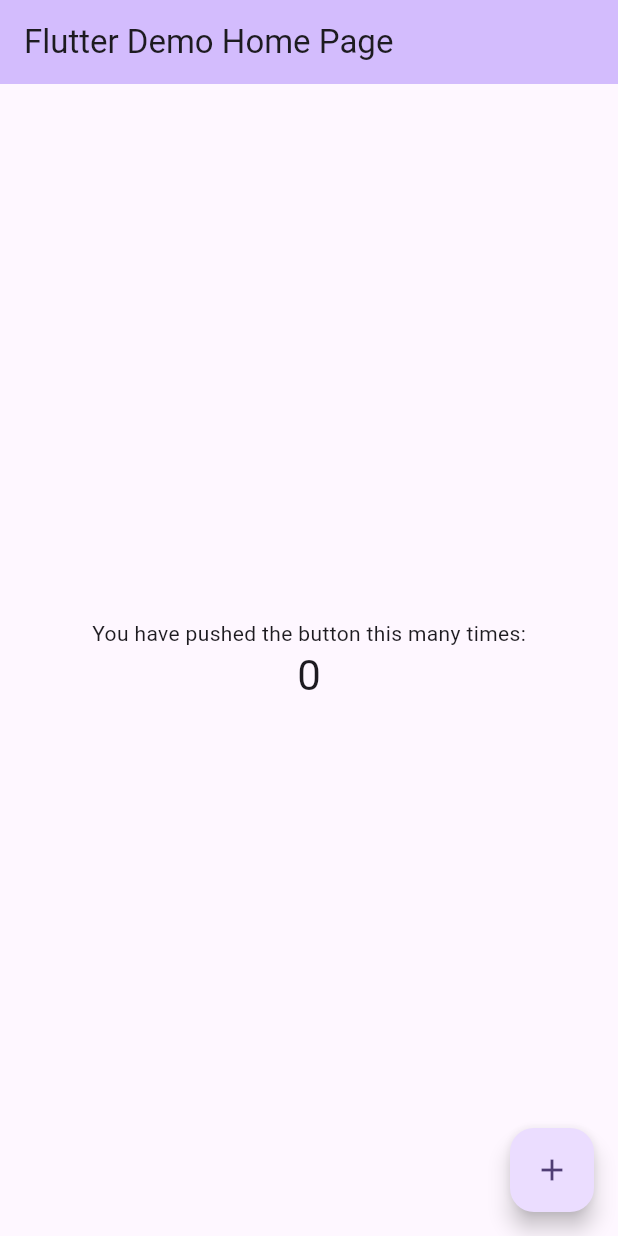
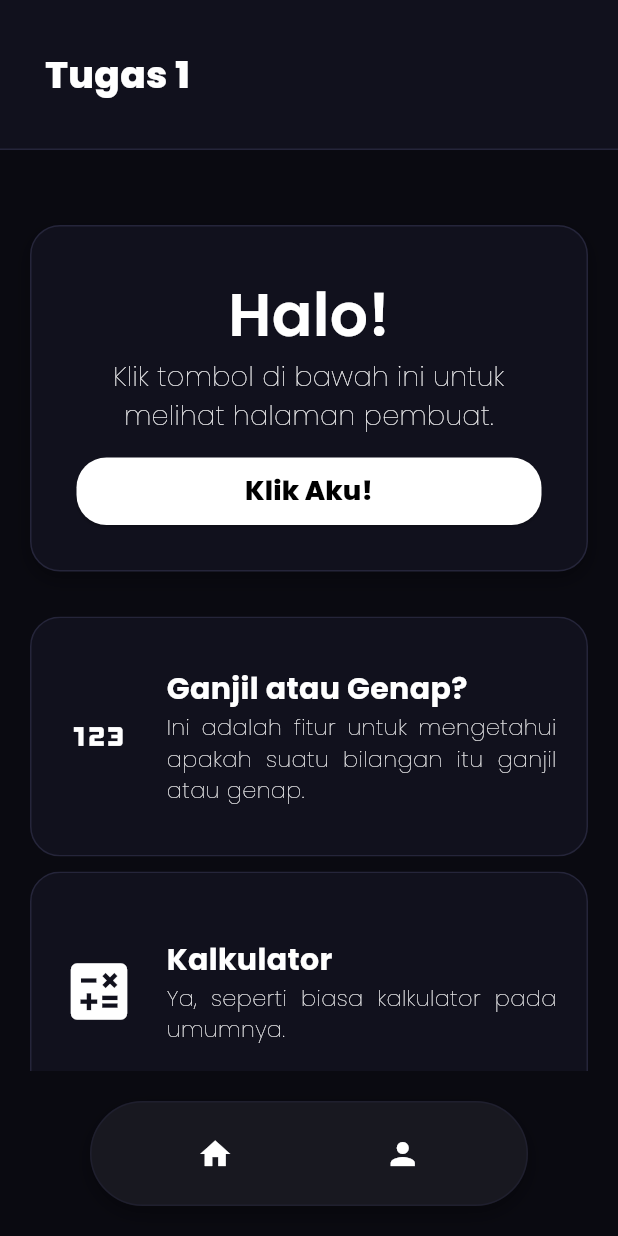
Before and after one commit to Kuwaann/MyFinance, a Flutter app: the screen it shows after launch, on a phone screen of 412 x 824 dp. Run offline on Flutter 3.47's test engine with Material 3 defaults, Android fonts, the phone set to English and light mode, and no system bars; our stand-ins replace google_fonts.

Commit message:
Homepage & Tambah Package

```diff
--- /dev/null
+++ b/lib/homepage.dart
@@ -0,0 +1,277 @@
+import 'package:flutter/material.dart';
+
+class PageHomepage extends StatelessWidget {
+  const PageHomepage({super.key});
+  @override
+  Widget build(BuildContext context) {
+    return Scaffold(
+      backgroundColor: Color.fromARGB(255, 10, 10, 17),
+      extendBody: true,
+      body: SafeArea(
+        child: SingleChildScrollView(
+          child: Column(
+            children: [
+              Container(
+                decoration: BoxDecoration(
+                  border: Border(
+                    bottom: BorderSide(color: Color.fromARGB(255, 37, 37, 58)),
+                  ),
+                  color: Color.fromARGB(255, 17, 17, 29),
+                ),
+                height: 100,
+                padding: EdgeInsets.symmetric(horizontal: 30),
+                child: Row(
+                  children: [
+                    Text(
+                      "Tugas 1",
+                      style: TextStyle(
+                        color: Color.fromARGB(255, 255, 255, 255),
+                        fontWeight: FontWeight.w800,
+                        fontSize: 25,
+                      ),
+                    ),
+                  ],
+                ),
+              ),
+              // Container(
+              //   decoration: BoxDecoration(
+              //     border: Border(
+              //       bottom: BorderSide(color: Color.fromARGB(255, 37, 37, 58)),
+              //     ),
+              //     color: Color.fromARGB(255, 24, 24, 32),
+              //   ),
+              //   height: 50,
+              //   padding: EdgeInsets.symmetric(horizontal: 30),
+              //   child: Row(
+              //     mainAxisAlignment: MainAxisAlignment.spaceAround,
+              //     crossAxisAlignment: CrossAxisAlignment.center,
+              //     children: [
+              //     ],
+              //   ),
+              // ),
+
+              Padding( // Container
+                padding: const EdgeInsets.symmetric(horizontal: 20),
+                child: Container(
+                  decoration: BoxDecoration(
+                    color: Color.fromARGB(255, 17, 17, 29),
+                    boxShadow: [
+                      BoxShadow(
+                        color: Colors.black.withOpacity(0.3),
+                        blurRadius: 10,
+                        offset: Offset(0, 5),
+                      ),
+                    ],
+                    border: Border.all(color: Color.fromARGB(255, 37, 37, 58)),
+                    borderRadius: BorderRadius.circular(20),
+                  ),
+                  margin: EdgeInsets.fromLTRB(0, 50, 0, 0),
+                  padding: EdgeInsets.symmetric(horizontal: 30, vertical: 30),
+                  child: Column(
+                    mainAxisAlignment: MainAxisAlignment.center,
+                    crossAxisAlignment: CrossAxisAlignment.center, // ubah ke start
+                    children: [
+                      Text(
+                        "Halo!",
+                        style: TextStyle(
+                          color: Colors.white,
+                          fontSize: 40,
+                          fontWeight: FontWeight.w600,
+                        ),
+                      ),
+                      Text(
+                        "Klik tombol di bawah ini untuk melihat halaman pembuat.",
+                        textAlign: TextAlign.center,
+                        style: TextStyle(
+                          color: Colors.white,
+                          fontSize: 18,
+                          fontWeight: FontWeight.w100,
+                        ),
+                      ),
+                      SizedBox(height:15),
+                      Container(
+                        width: double.infinity,
+                        height: 45,
+                        child: ElevatedButton(
+                          onPressed: (){},
+                          style: ElevatedButton.styleFrom(
+                            backgroundColor: Color.fromARGB(255, 255, 255, 255),
+                            shape: RoundedRectangleBorder(
+                              borderRadius: BorderRadius.circular(20), // rounded
+                            ),
+                          ),
+                          child: Text(
+                            "Klik Aku!",
+                            style: TextStyle(
+                              color: const Color.fromARGB(255, 0, 0, 0),
+                              fontSize: 18,
+                              fontWeight: FontWeight.w800,
+                            ),
+                          ),
+                        ),
+                      ),
+                    ]
+                  )
+                ),
+              ),
+
+              SizedBox(height: 30),
+
+              Padding(
+                padding: const EdgeInsets.symmetric(horizontal: 20),
+                child: ConstrainedBox(
+                  constraints: BoxConstraints(maxHeight: 160),
+                  child: Material(
+                    color: Colors.transparent,
+                    child: Ink(
+                      decoration: BoxDecoration(
+                            color: Color.fromARGB(255, 17, 17, 29),
+                            border: Border.all(color:Color.fromARGB(255, 37, 37, 58)),
+                            borderRadius: BorderRadius.all(Radius.circular(20)),
+                      ),
+                      child: InkWell(
+                        borderRadius: BorderRadius.all(Radius.circular(20)),
+                        onTap: (){},
+                        child: Padding(
+                          padding: EdgeInsets.all(20),
+                          child: Row(
+                            mainAxisAlignment: MainAxisAlignment.center,
+                            crossAxisAlignment: CrossAxisAlignment.center,
+                            children: [
+                              Column(
+                                mainAxisAlignment: MainAxisAlignment.center,
+                                crossAxisAlignment: CrossAxisAlignment.center,
+                                children: [
+                                  Icon( Icons.onetwothree, color: Colors.white, size: 50), // Icon
+                                ]
+                              ),
+                              SizedBox(width: 20),
+                              Expanded(
+                                child: Column(
+                                  mainAxisAlignment: MainAxisAlignment.center,
+                                  crossAxisAlignment: CrossAxisAlignment.start,
+                                  children: [
+                                    Text(
+                                      "Ganjil atau Genap?",
+                                      style: TextStyle(
+                                        color: Colors.white,
+                                        fontSize: 20,
+                                        fontWeight: FontWeight.w700
+                                      )),
+                                    Text(
+                                      "Ini adalah fitur untuk mengetahui apakah suatu bilangan itu ganjil atau genap.",
+                                      style: TextStyle(
+                                        color: Colors.white,
+                                        fontSize: 15,
+                                        fontWeight: FontWeight.w100
+                                      ),
+                                      textAlign: TextAlign.justify,
+                                    ),
+                                  ],
+                                ),
+                              ),
+                            ],
+                          ),
+                        ),
+                      ),
+                    ),
+                  ),
+                ),
+              ),
+
+              SizedBox(height: 10),
+
+              Padding(
+                padding: const EdgeInsets.symmetric(horizontal: 20),
+                child: ConstrainedBox(
+                  constraints: BoxConstraints(maxHeight: 160),
+                  child: Material(
+                    color: Colors.transparent, // biar ripple bisa muncul
+                    child: Ink(
+                      decoration: BoxDecoration(
+                        color: Color.fromARGB(255, 17, 17, 29), // background kotak
+                        borderRadius: BorderRadius.circular(20),
+                        border: Border.all(color: Color.fromARGB(255, 37, 37, 58)), // border kotak
+                      ),
+                      child: InkWell(
+                        borderRadius: BorderRadius.circular(20),
+                        onTap: () {},
+                        child: Padding(
+                          padding: EdgeInsets.all(20),
+                          child: Row(
+                            mainAxisAlignment: MainAxisAlignment.center,
+                            crossAxisAlignment: CrossAxisAlignment.center,
+                            children: [
+                              Icon(Icons.calculate, color: Colors.white, size: 50),
+                              SizedBox(width: 20),
+                              Expanded(
+                                child: Column(
+                                  mainAxisAlignment: MainAxisAlignment.center,
+                                  crossAxisAlignment: CrossAxisAlignment.start,
+                                  children: [
+                                    Text(
+                                      "Kalkulator",
+                                      style: TextStyle(
+                                          color: Colors.white,
+                                          fontSize: 20,
+                                          fontWeight: FontWeight.w700),
+                                    ),
+                                    Text(
+                                      "Ya, seperti biasa kalkulator pada umumnya.",
+                                      style: TextStyle(
+                                          color: Colors.white,
+                                          fontSize: 15,
+                                          fontWeight: FontWeight.w100),
+                                      textAlign: TextAlign.justify,
+                                    ),
+                                  ],
+                                ),
+                              ),
+                            ],
+                          ),
+                        ),
+                      ),
+                    ),
+                  ),
+                ),
+              ),
+
+            ],
+          ),
+        ),
+      ),
+
+      bottomNavigationBar: Padding( // Navbar
+        padding: const EdgeInsets.symmetric(horizontal: 60, vertical: 20), // biar ada jarak dari tepi
+        child: Container(
+          padding: EdgeInsets.symmetric(horizontal: 20, vertical: 10),
+          decoration: BoxDecoration(
+            color: Color.fromARGB(255, 24, 24, 32),
+            borderRadius: BorderRadius.circular(50), // rounded
+            border: Border.all(color: const Color.fromARGB(137, 37, 37, 58)),
+            boxShadow: [
+              BoxShadow(
+                color: Colors.black.withOpacity(0.3),
+                blurRadius: 10,
+                offset: Offset(0, 5),
+              ),
+            ],
+          ),
+          child: Row(
+            mainAxisAlignment: MainAxisAlignment.spaceAround,
+            children: [
+              IconButton(
+                icon: Icon(Icons.home, color: const Color.fromARGB(255, 255, 255, 255)),
+                onPressed: (){},
+              ),
+              IconButton(
+                icon: Icon(Icons.person, color: const Color.fromARGB(255, 255, 255, 255)),
+                onPressed: (){},
+              ),
+            ],
+          ),
+        ),
+      ),
+    );
+  }
+}
--- a/lib/main.dart
+++ b/lib/main.dart
@@ -1,4 +1,7 @@
 import 'package:flutter/material.dart';
+import 'package:myfinance/homepage.dart';
+import 'package:google_fonts/google_fonts.dart';
+
 
 void main() {
   runApp(const MyApp());
@@ -7,116 +10,16 @@ void main() {
 class MyApp extends StatelessWidget {
   const MyApp({super.key});
 
-  // This widget is the root of your application.
   @override
   Widget build(BuildContext context) {
     return MaterialApp(
+      debugShowCheckedModeBanner: false,
       title: 'Flutter Demo',
       theme: ThemeData(
-        // This is the theme of your application.
-        //
-        // TRY THIS: Try running your application with "flutter run". You'll see
-        // the application has a purple toolbar. Then, without quitting the app,
-        // try changing the seedColor in the colorScheme below to Colors.green
-        // and then invoke "hot reload" (save your changes or press the "hot
-        // reload" button in a Flutter-supported IDE, or press "r" if you used
-        // the command line to start the app).
-        //
-        // Notice that the counter didn't reset back to zero; the application
-        // state is not lost during the reload. To reset the state, use hot
-        // restart instead.
-        //
-        // This works for code too, not just values: Most code changes can be
-        // tested with just a hot reload.
-        colorScheme: ColorScheme.fromSeed(seedColor: Colors.deepPurple),
+        colorScheme: ColorScheme.fromSeed(seedColor: const Color.fromARGB(255, 255, 196, 0)),
+        textTheme: GoogleFonts.poppinsTextTheme(),
       ),
-      home: const MyHomePage(title: 'Flutter Demo Home Page'),
+      home: const PageHomepage(),
     );
   }
 }
-
-class MyHomePage extends StatefulWidget {
-  const MyHomePage({super.key, required this.title});
-
-  // This widget is the home page of your application. It is stateful, meaning
-  // that it has a State object (defined below) that contains fields that affect
-  // how it looks.
-
-  // This class is the configuration for the state. It holds the values (in this
-  // case the title) provided by the parent (in this case the App widget) and
-  // used by the build method of the State. Fields in a Widget subclass are
-  // always marked "final".
-
-  final String title;
-
-  @override
-  State<MyHomePage> createState() => _MyHomePageState();
-}
-
-class _MyHomePageState extends State<MyHomePage> {
-  int _counter = 0;
-
-  void _incrementCounter() {
-    setState(() {
-      // This call to setState tells the Flutter framework that something has
-      // changed in this State, which causes it to rerun the build method below
-      // so that the display can reflect the updated values. If we changed
-      // _counter without calling setState(), then the build method would not be
-      // called again, and so nothing would appear to happen.
-      _counter++;
-    });
-  }
-
-  @override
-  Widget build(BuildContext context) {
-    // This method is rerun every time setState is called, for instance as done
-    // by the _incrementCounter method above.
-    //
-    // The Flutter framework has been optimized to make rerunning build methods
-    // fast, so that you can just rebuild anything that needs updating rather
-    // than having to individually change instances of widgets.
-    return Scaffold(
-      appBar: AppBar(
-        // TRY THIS: Try changing the color here to a specific color (to
-        // Colors.amber, perhaps?) and trigger a hot reload to see the AppBar
-        // change color while the other colors stay the same.
-        backgroundColor: Theme.of(context).colorScheme.inversePrimary,
-        // Here we take the value from the MyHomePage object that was created by
-        // the App.build method, and use it to set our appbar title.
-        title: Text(widget.title),
-      ),
-      body: Center(
-        // Center is a layout widget. It takes a single child and positions it
-        // in the middle of the parent.
-        child: Column(
-          // Column is also a layout widget. It takes a list of children and
-          // arranges them vertically. By default, it sizes itself to fit its
-          // children horizontally, and tries to be as tall as its parent.
-          //
-          // Column has various properties to control how it sizes itself and
-          // how it positions its children. Here we use mainAxisAlignment to
-          // center the children vertically; the main axis here is the vertical
-          // axis because Columns are vertical (the cross axis would be
-          // horizontal).
-          //
-          // TRY THIS: Invoke "debug painting" (choose the "Toggle Debug Paint"
-          // action in the IDE, or press "p" in the console), to see the
-          // wireframe for each widget.
-          mainAxisAlignment: MainAxisAlignment.center,
-          children: <Widget>[
-            const Text('You have pushed the button this many times:'),
-            Text(
-              '$_counter',
-              style: Theme.of(context).textTheme.headlineMedium,
-            ),
-          ],
-        ),
-      ),
-      floatingActionButton: FloatingActionButton(
-        onPressed: _incrementCounter,
-        tooltip: 'Increment',
-        child: const Icon(Icons.add),
-      ), // This trailing comma makes auto-formatting nicer for build methods.
-    );
-  }
-}
--- a/pubspec.yaml
+++ b/pubspec.yaml
@@ -30,6 +30,7 @@ environment:
 dependencies:
   flutter:
     sdk: flutter
+  google_fonts: ^6.2.1
 
   # The following adds the Cupertino Icons font to your application.
   # Use with the CupertinoIcons class for iOS style icons.
```
Also changed, not shown: pubspec.lock, 1 other file.
